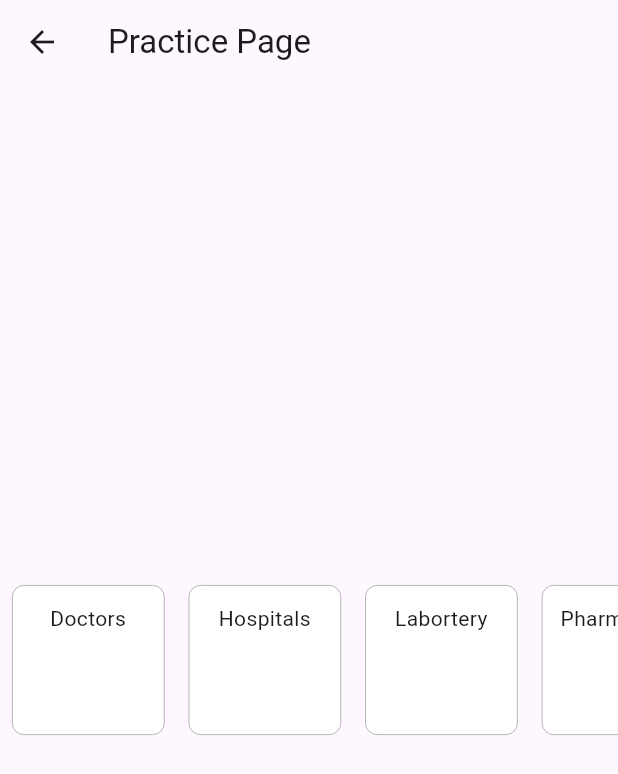
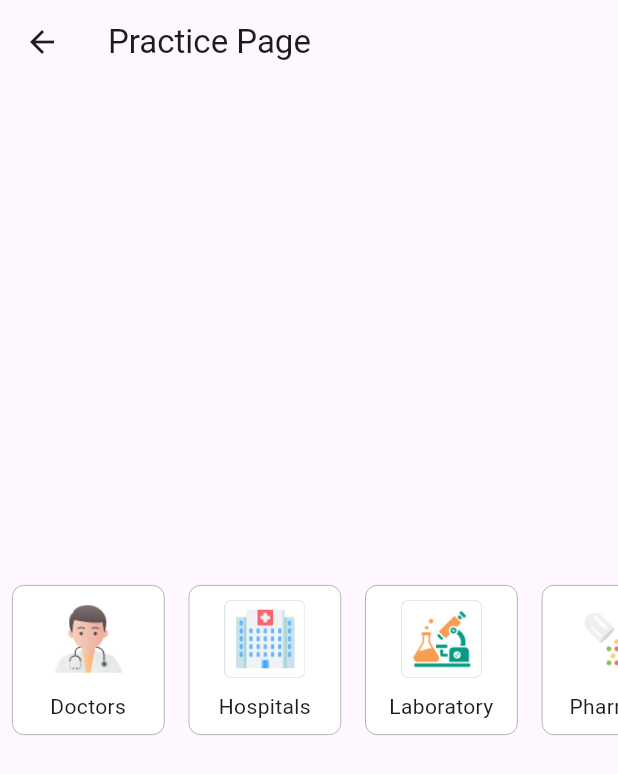
Before and after one commit to Haris-Sultan15/mobile, a Flutter app: the PracticePage screen opened directly, on a phone screen of 412 x 824 dp. Shown: the top 774 px of the screen. Run offline on Flutter 3.47's test engine with Material 3 defaults, Android fonts, the phone set to English and light mode, and no system bars; our stand-ins replace country_picker; network calls fail.

Commit message:
images added

```diff
--- a/lib/practice.dart
+++ b/lib/practice.dart
@@ -1,5 +1,4 @@
 import 'package:flutter/material.dart';
-import 'package:flutter/widgets.dart';
 import 'package:flutter_application_1/doctor.dart';
 
 class PracticePage extends StatelessWidget {
@@ -16,7 +15,51 @@ class PracticePage extends StatelessWidget {
           scrollDirection: Axis.horizontal,
           child: Row(
             children: [
-              Padding(
+              // Doctor Card
+              buildCard(
+                context,
+                'assests/img/doctor.png',
+                'Doctors',
+              ),
+              // Hospital Card
+              buildCard(
+                context,
+                'assests/img/Hospitals.png',
+                'Hospitals',
+              ),
+              // Laboratory Card
+              buildCard(
+                context,
+                'assests/img/labortery.png',
+                'Laboratory',
+              ),
+              // Pharmacy Card
+              buildCard(
+                context,
+                'assests/img/Pharmacy.png',
+                'Pharmacy',
+              ),
+              // Clinic Card
+              buildCard(
+                context,
+                'assests/img/Hospitals.png',
+                'Clinics',
+              ),
+              // Specialist Doctor Card
+              buildCard(
+                context,
+                'assests/img/doctor.png',
+                'Doctors',
+              ),
+            ],
+          ),
+        ),
+      ),
+    );
+  }
+
+  Widget buildCard(BuildContext context, String imagePath, String title) {
+    return Padding(
       padding: const EdgeInsets.all(8.0),
       child: InkWell(
         onTap: () {
@@ -30,162 +73,29 @@ class PracticePage extends StatelessWidget {
           width: MediaQuery.of(context).size.width / 3.5 - 16,
           decoration: BoxDecoration(
             color: Color.fromARGB(255, 255, 255, 255),
-                      border: Border.all(color: Colors.grey, width: .5),
+            border: Border.all(color: Colors.grey, width: 0.5),
             borderRadius: BorderRadius.circular(8),
           ),
-                    child: const Padding(
-                      padding: EdgeInsets.all(12),
-                      child: Text(
-                        "Doctors",
+          child: Padding(
+            padding: const EdgeInsets.all(8),
+            child: Column(
+              mainAxisAlignment: MainAxisAlignment.center,
+              children: [
+                Image.asset(
+                  imagePath,
+                  height: 54,
+                  width: 54,
+                ),
+                SizedBox(height: 8), // Space between image and text
+                Text(
+                  title,
                   textAlign: TextAlign.center,
-
+                ),
+              ],
             ),
           ),
         ),
       ),
-              ),
-              Padding(
-                padding: const EdgeInsets.all(8.0),
-                child: InkWell(
-                  onTap: () {
-                    Navigator.push(
-                      context,
-                      MaterialPageRoute(builder: (context) => const DoctorPage()),
-                    );
-                  },
-                  child: Container(
-                    height: 100,
-                    width: MediaQuery.of(context).size.width / 3.5 - 16,
-                    decoration: BoxDecoration(
-                     color: Color.fromARGB(255, 255, 255, 255),
-                      border: Border.all(color: Colors.grey, width: .5),
-                      borderRadius: BorderRadius.circular(8),
-                    ),
-                    child: const Padding(
-                      padding: EdgeInsets.all(12),
-                      child: Text(
-                        'Hospitals',
-                        textAlign: TextAlign.center,
-                      ),
-                    ),
-                  ),
-                ),
-              ),
-              Padding(
-                padding: const EdgeInsets.all(8.0),
-                child: InkWell(
-                  onTap: () {
-                    Navigator.push(
-                      context,
-                      MaterialPageRoute(builder: (context) => const DoctorPage()),
-                    );
-                  },
-                  child: Container(
-                    height: 100,
-                    width: MediaQuery.of(context).size.width / 3.5 - 16,
-                    decoration: BoxDecoration(
-                       color: Color.fromARGB(255, 255, 255, 255),
-                      border: Border.all(color: Colors.grey, width: .5),
-                      borderRadius: BorderRadius.circular(8),
-                    ),
-                    child: const Padding(
-                      padding: EdgeInsets.all(12),
-                      child: Text(
-                        'Labortery',
-                        textAlign: TextAlign.center,
-                      ),
-                    ),
-                  ),
-                ),
-              ),
-              Padding(
-                padding: const EdgeInsets.all(8.0),
-                child: InkWell(
-                  onTap: () {
-                    Navigator.push(
-                      context,
-                      MaterialPageRoute(builder: (context) => const DoctorPage()),
-                    );
-                  },
-                  child: Container(
-                    height: 100,
-                    width: MediaQuery.of(context).size.width / 3.5 - 16,
-                    decoration: BoxDecoration(
-                       color: Color.fromARGB(255, 255, 255, 255),
-                      border: Border.all(color: Colors.grey, width: .5),
-                      borderRadius: BorderRadius.circular(8),
-                    ),
-                    child: const Padding(
-                      padding: EdgeInsets.all(12),
-                      child: Text(
-                        'Pharmacies',
-                        textAlign: TextAlign.center,
-                      ),
-                    ),
-                  ),
-                ),
-              ),
-              Padding(
-                padding: const EdgeInsets.all(8.0),
-                child: InkWell(
-                  onTap: () {
-                    Navigator.push(
-                      context,
-                      MaterialPageRoute(builder: (context) => const DoctorPage()),
-                    );
-                  },
-                  child: Container(
-                    height: 100,
-                    width: MediaQuery.of(context).size.width / 3.5 - 16,
-                    decoration: BoxDecoration(
-                       color: Color.fromARGB(255, 255, 255, 255),
-                      border: Border.all(color: Colors.grey, width: .5),
-                      borderRadius: BorderRadius.circular(8),
-                    ),
-                    child: const Padding(
-                      padding: EdgeInsets.all(12),
-                      child: Text(
-                        'Clinics',
-                        textAlign: TextAlign.center,
-                      ),
-                    ),
-                  ),
-                ),
-              ),
-              Padding(
-                padding: const EdgeInsets.all(8.0),
-                child: InkWell(
-                  onTap: () {
-                    Navigator.push(
-                      context,
-                      MaterialPageRoute(builder: (context) => const DoctorPage()),
-                    );
-                  },
-                  child: Container(
-                    height: 100,
-                    width: MediaQuery.of(context).size.width / 3.5 - 16,
-                    decoration: BoxDecoration(
-                       color: Color.fromARGB(255, 255, 255, 255),
-                      border: Border.all(color: Colors.grey, width: .5),
-                      borderRadius: BorderRadius.circular(8),
-                    ),
-                    child: const Padding(
-                      padding: EdgeInsets.all(12),
-
-                      child: Text(
-                        'Specialist Doctors',
-                        textAlign: TextAlign.center,
-                      ),
-                    ),
-                  ),
-                ),
-              ),
-            ],
-          ),
-        ),
-
-      ),
-
     );
   }
 }
```
Lines whose indentation alone changed are shown as unchanged.
